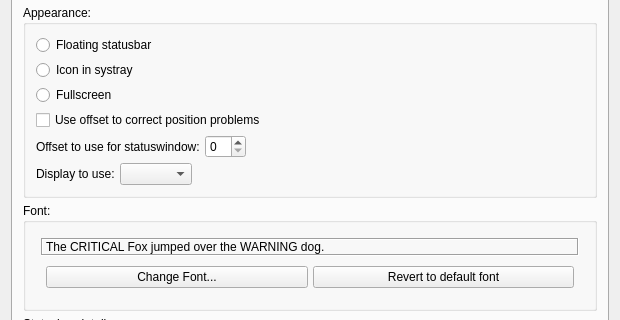
Old version of the form Nagstamon/QUI/settings_main.ui in the repository HenriWahl/Nagstamon; both pictures show x 0 to 620 and y 120 to 440 of the 620 by 1069 pixel window.
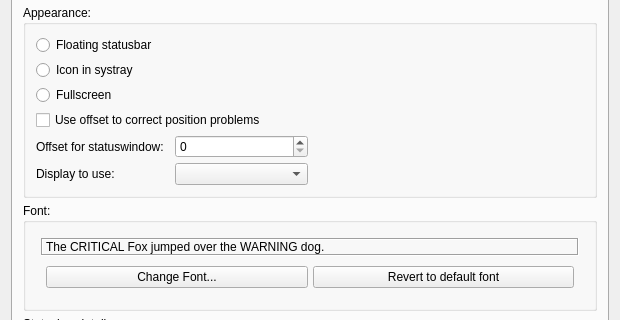
New version of the form.

```diff
--- a/Nagstamon/QUI/settings_main.ui
+++ b/Nagstamon/QUI/settings_main.ui
@@ -579,32 +579,12 @@
           <property name="spacing">
            <number>5</number>
           </property>
-          <item row="7" column="0">
-           <layout class="QHBoxLayout" name="horizontalLayout_16">
-            <item>
-             <widget class="QLabel" name="label_fullscreen_display">
-              <property name="text">
-               <string>Display to use:</string>
-              </property>
-             </widget>
-            </item>
-            <item>
-             <widget class="QComboBox" name="input_combobox_fullscreen_display"/>
-            </item>
-            <item>
-             <spacer name="horizontalSpacer_8">
-              <property name="orientation">
-               <enum>Qt::Horizontal</enum>
-              </property>
-              <property name="sizeHint" stdset="0">
-               <size>
-                <width>40</width>
-                <height>20</height>
-               </size>
-              </property>
-             </spacer>
-            </item>
-           </layout>
+          <item row="5" column="0" colspan="2">
+           <widget class="QCheckBox" name="input_checkbox_systray_offset_use">
+            <property name="text">
+             <string>Use offset to correct position problems</string>
+            </property>
+           </widget>
           </item>
           <item row="0" column="0">
            <widget class="QRadioButton" name="input_radiobutton_statusbar_floating">
@@ -627,37 +607,27 @@
             </property>
            </widget>
           </item>
-          <item row="5" column="0">
-           <widget class="QCheckBox" name="input_checkbox_systray_offset_use">
-            <property name="text">
-             <string>Use offset to correct position problems</string>
-            </property>
-           </widget>
-          </item>
-          <item row="6" column="0">
-           <layout class="QHBoxLayout" name="horizontalLayout_15">
-            <item>
+          <item row="10" column="0">
+           <layout class="QGridLayout" name="gridLayout_20">
+            <item row="1" column="0">
+             <widget class="QLabel" name="label_fullscreen_display">
+              <property name="text">
+               <string>Display to use:</string>
+              </property>
+             </widget>
+            </item>
+            <item row="0" column="0">
              <widget class="QLabel" name="label_offset_statuswindow">
               <property name="text">
-               <string>Offset to use for statuswindow:</string>
+               <string>Offset for statuswindow:</string>
               </property>
              </widget>
             </item>
-            <item>
+            <item row="0" column="1">
              <widget class="QSpinBox" name="input_spinbox_systray_offset"/>
             </item>
-            <item>
-             <spacer name="horizontalSpacer_9">
-              <property name="orientation">
-               <enum>Qt::Horizontal</enum>
-              </property>
-              <property name="sizeHint" stdset="0">
-               <size>
-                <width>40</width>
-                <height>20</height>
-               </size>
-              </property>
-             </spacer>
+            <item row="1" column="1">
+             <widget class="QComboBox" name="input_combobox_fullscreen_display"/>
             </item>
            </layout>
           </item>
```
Left out of the diff: 4 changed lines with no effect on the pictures.
